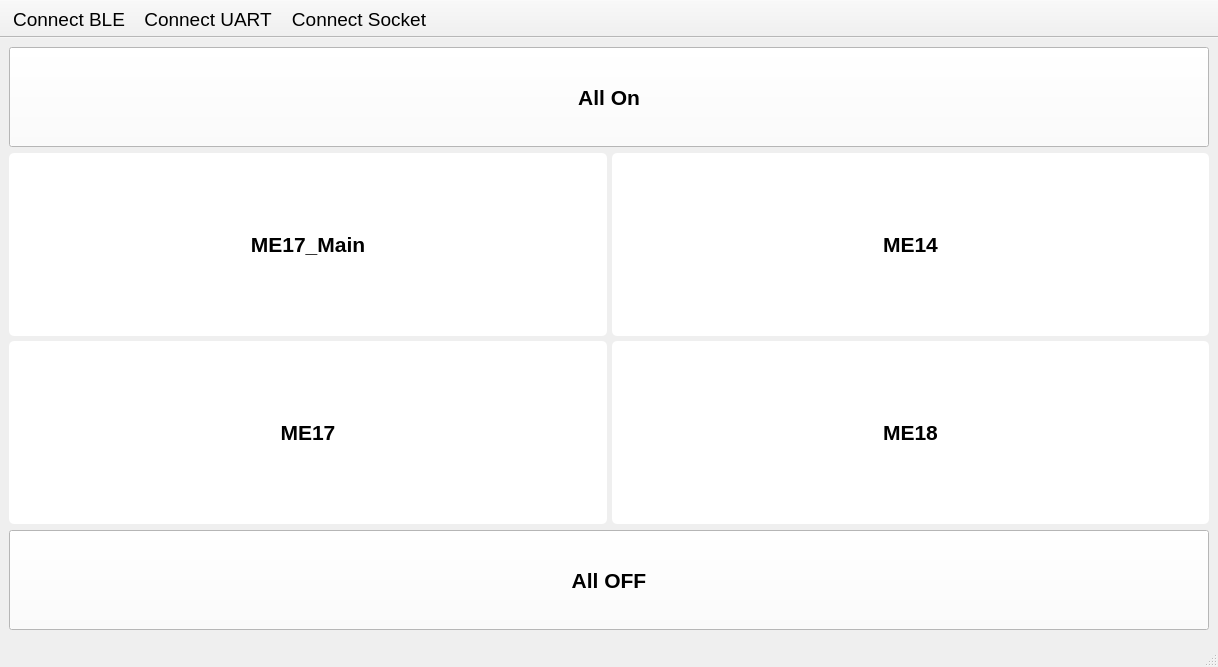
This is Python-client/gui.ui in EdwinFairchild/BLE-rig as Qt 5 draws it before an edit. The edited form follows.
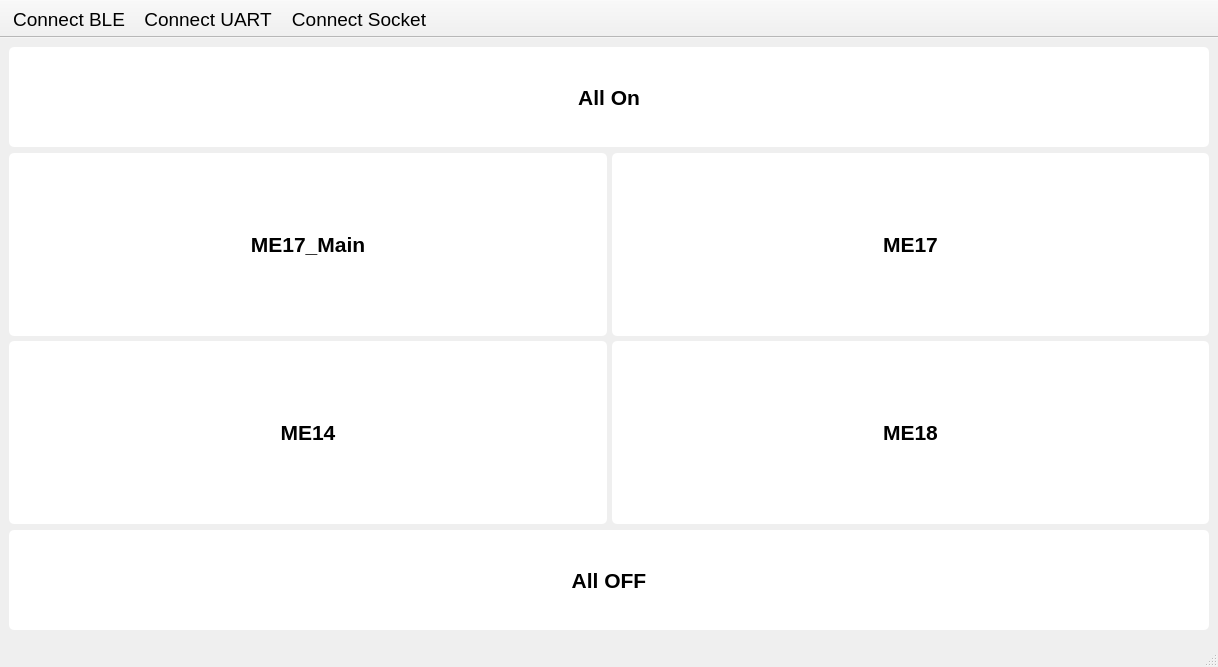
This is the edited form. Icons and pictures are not drawn.

Commit message: reorder button location to match physical layout

```diff
--- a/Python-client/gui.ui
+++ b/Python-client/gui.ui
@@ -36,7 +36,25 @@
        </font>
       </property>
       <property name="styleSheet">
-       <string notr="true">background-color: rgb(255, 255, 255);</string>
+       <string notr="true">QPushButton{
+	color: rgb(0, 0, 0);
+		background-color: rgb(255,255,255);
+	border:none;
+border-radius:5px;
+
+}
+
+QPushButton:hover{
+	color: rgb(28, 28, 28);
+		background-color: rgb(140,170,255);
+
+}
+
+QPushButton:pressed{
+	
+		color: rgb(28, 28, 28);
+	background-color: rgb(110,140,255);
+}</string>
       </property>
       <property name="text">
        <string>All On</string>
@@ -108,60 +126,6 @@
          </widget>
         </item>
         <item>
-         <widget class="QPushButton" name="btn_me17">
-          <property name="minimumSize">
-           <size>
-            <width>0</width>
-            <height>100</height>
-           </size>
-          </property>
-          <property name="maximumSize">
-           <size>
-            <width>99999</width>
-            <height>99999</height>
-           </size>
-          </property>
-          <property name="font">
-           <font>
-            <pointsize>16</pointsize>
-            <weight>75</weight>
-            <bold>true</bold>
-           </font>
-          </property>
-          <property name="styleSheet">
-           <string notr="true">QPushButton{
-	color: rgb(0, 0, 0);
-		background-color: rgb(255,255,255);
-	border:none;
-border-radius:5px;
-
-}
-
-QPushButton:hover{
-	color: rgb(28, 28, 28);
-		background-color: rgb(140,170,255);
-
-}
-
-QPushButton:pressed{
-	
-		color: rgb(28, 28, 28);
-	background-color: rgb(110,140,255);
-}</string>
-          </property>
-          <property name="text">
-           <string>ME17</string>
-          </property>
-         </widget>
-        </item>
-       </layout>
-      </item>
-      <item>
-       <layout class="QVBoxLayout" name="verticalLayout_2" stretch="1,1">
-        <property name="spacing">
-         <number>5</number>
-        </property>
-        <item>
          <widget class="QPushButton" name="btn_me14">
           <property name="minimumSize">
            <size>
@@ -208,6 +172,60 @@
           </property>
          </widget>
         </item>
+       </layout>
+      </item>
+      <item>
+       <layout class="QVBoxLayout" name="verticalLayout_2" stretch="1,1">
+        <property name="spacing">
+         <number>5</number>
+        </property>
+        <item>
+         <widget class="QPushButton" name="btn_me17">
+          <property name="minimumSize">
+           <size>
+            <width>0</width>
+            <height>100</height>
+           </size>
+          </property>
+          <property name="maximumSize">
+           <size>
+            <width>99999</width>
+            <height>99999</height>
+           </size>
+          </property>
+          <property name="font">
+           <font>
+            <pointsize>16</pointsize>
+            <weight>75</weight>
+            <bold>true</bold>
+           </font>
+          </property>
+          <property name="styleSheet">
+           <string notr="true">QPushButton{
+	color: rgb(0, 0, 0);
+		background-color: rgb(255,255,255);
+	border:none;
+border-radius:5px;
+
+}
+
+QPushButton:hover{
+	color: rgb(28, 28, 28);
+		background-color: rgb(140,170,255);
+
+}
+
+QPushButton:pressed{
+	
+		color: rgb(28, 28, 28);
+	background-color: rgb(110,140,255);
+}</string>
+          </property>
+          <property name="text">
+           <string>ME17</string>
+          </property>
+         </widget>
+        </item>
         <item>
          <widget class="QPushButton" name="btn_me18">
           <property name="minimumSize">
@@ -275,7 +293,25 @@
        </font>
       </property>
       <property name="styleSheet">
-       <string notr="true">background-color: rgb(255, 255, 255);</string>
+       <string notr="true">QPushButton{
+	color: rgb(0, 0, 0);
+		background-color: rgb(255,255,255);
+	border:none;
+border-radius:5px;
+
+}
+
+QPushButton:hover{
+	color: rgb(28, 28, 28);
+		background-color: rgb(140,170,255);
+
+}
+
+QPushButton:pressed{
+	
+		color: rgb(28, 28, 28);
+	background-color: rgb(110,140,255);
+}</string>
       </property>
       <property name="text">
        <string>All OFF</string>
```
The commit also changes 1 other file.
